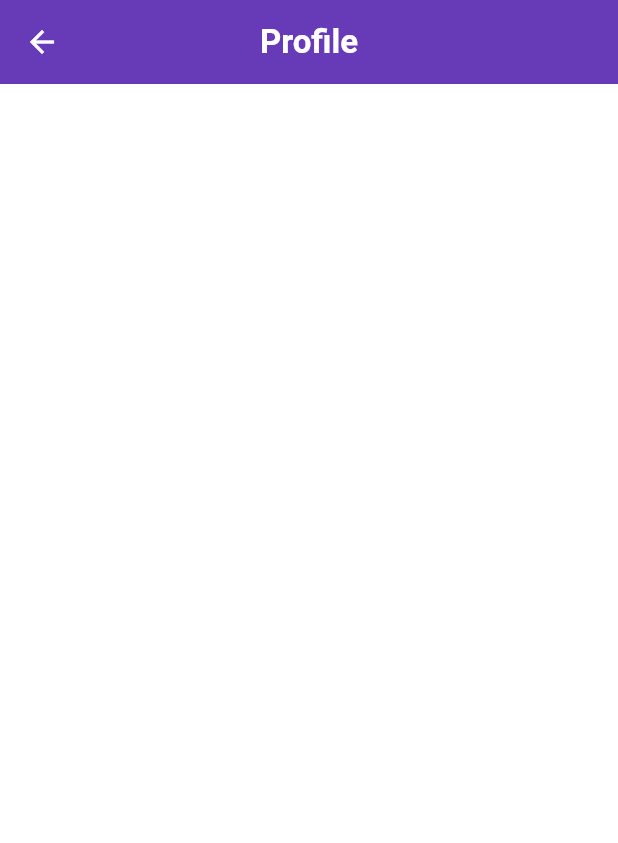
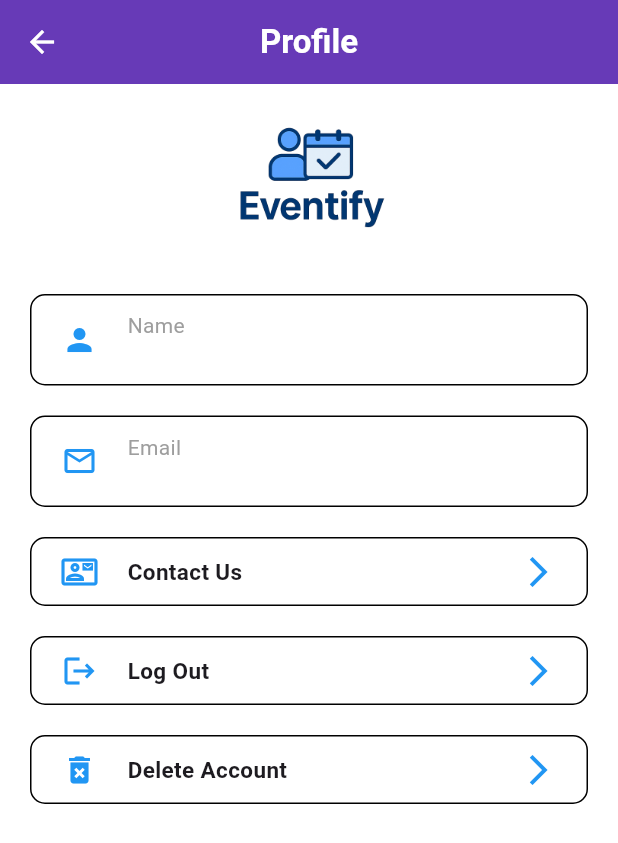
Before and after one commit to kamrankhan67/Eventify, a Flutter app: the AdminProfile screen opened directly, on a phone screen of 412 x 824 dp. Shown: the top 843 px of the screen. Run offline on Flutter 3.47's test engine with Material 3 defaults, Android fonts, the phone set to English and light mode, and no system bars; our stand-ins replace cloud_firestore, curved_navigation_bar, firebase_auth, firebase_core, image_picker, random_string; accounts and stored records are empty.

Commit message:
3 commit

```diff
--- a/lib/admin_panel/admin_profile.dart
+++ b/lib/admin_panel/admin_profile.dart
@@ -1,4 +1,8 @@
+import 'package:event_booking_app/pages/signup_page.dart';
+import 'package:event_booking_app/services/auth_services.dart';
+import 'package:event_booking_app/services/firebase_database.dart';
 import 'package:flutter/material.dart';
+import 'package:url_launcher/url_launcher.dart';
 
 class AdminProfile extends StatefulWidget {
   const AdminProfile({super.key});
@@ -8,12 +12,169 @@ class AdminProfile extends StatefulWidget {
 }
 
 class _AdminProfileState extends State<AdminProfile> {
+  String name = "";
+  String email = "";
+  getUserData() async {
+    final String uid = await AuthServices().getCurrentUserUid();
+    final snapshot = await DatabaseFirestore().getUserData(uid);
+
+    if (snapshot.exists) {
+      if (!mounted) return;
+      setState(() {
+        name = snapshot['name'];
+        email = snapshot['email'];
+      });
+    }
+  }
+
+  Future<void> _launchGmail() async {
+    final Uri emailUri = Uri(
+      scheme: 'mailto',
+      path: 'mr.kamrankhan67@gmail.com',
+      queryParameters: {
+        'subject': 'Support',
+        'body': 'Hello, I need help with...',
+      },
+    );
+
+    if (await canLaunchUrl(emailUri)) {
+      await launchUrl(emailUri);
+    } else {
+      throw 'Could not launch Gmail';
+    }
+  }
+
+  @override
+  void initState() {
+    super.initState();
+    getUserData();
+  }
+
   @override
   Widget build(BuildContext context) {
     return Scaffold(
-      appBar: AppBar(backgroundColor: Colors.deepPurple,foregroundColor: Colors.white,centerTitle: true,title: Text("Profile",style: TextStyle(fontWeight: FontWeight.bold),),),
+      appBar: AppBar(
+        backgroundColor: Colors.deepPurple,
+        foregroundColor: Colors.white,
+        centerTitle: true,
+        title: Text(
+          "Profile",
+          style: TextStyle(fontWeight: FontWeight.bold),
+        ),
+      ),
       body: Container(
         color: Colors.white,
+        child: Column(
+          crossAxisAlignment: CrossAxisAlignment.center,
+          children: [
+            Image.asset('images/app_logo_bgremoved.png',width: 130,),
+            profileContainerUserfield(
+              name,
+              "Name",
+              Icon(Icons.person, color: Colors.blue),
+            ),
+            profileContainerUserfield(
+              email,
+              "Email",
+              Icon(Icons.email_outlined, color: Colors.blue),
+            ),
+            GestureDetector(
+              onTap: _launchGmail,
+              child: ProfileUserAccountField(
+                "Contact Us",
+                Icon(Icons.contact_mail_outlined, color: Colors.blue),
+              ),
+            ),
+            GestureDetector(
+              onTap: () {
+                Future<void> auth = AuthServices().signOut();
+                auth;
+                Navigator.pushReplacement(
+                  context,
+                  MaterialPageRoute(builder: (context) => SignupPage()),
+                );
+              },
+              child: ProfileUserAccountField(
+                "Log Out",
+                Icon(Icons.logout, color: Colors.blue),
+              ),
+            ),
+            GestureDetector(
+              onTap: () {
+                AuthServices().deleteAccount();
+                Navigator.pushReplacement(
+                  context,
+                  MaterialPageRoute(builder: (context) => SignupPage()),
+                );
+              },
+              child: ProfileUserAccountField(
+                "Delete Account",
+                Icon(Icons.delete_forever, color: Colors.blue),
+              ),
+            ),
+          ],
+        ),
+      ),
+    );
+  }
+
+  Widget profileContainerUserfield(String text, String heading, Icon icon) {
+    return Container(
+      alignment: Alignment.center,
+      margin: EdgeInsets.symmetric(horizontal: 20, vertical: 10),
+      padding: EdgeInsets.symmetric(horizontal: 20, vertical: 10),
+      width: MediaQuery.of(context).size.width,
+      decoration: BoxDecoration(
+        color: Colors.white,
+        border: Border.all(width: 1),
+        borderRadius: BorderRadius.circular(10),
+      ),
+      child: Row(
+        crossAxisAlignment: CrossAxisAlignment.center,
+        mainAxisAlignment: MainAxisAlignment.start,
+        children: [
+          icon,
+          SizedBox(width: 20),
+          SizedBox(
+            child: Column(
+              crossAxisAlignment: CrossAxisAlignment.start,
+              children: [
+                Text(heading, style: TextStyle(color: Colors.grey)),
+                Text(
+                  text,
+                  style: TextStyle(fontSize: 13, fontWeight: FontWeight.bold),
+                ),
+              ],
+            ),
+          ),
+        ],
+      ),
+    );
+  }
+
+  Widget ProfileUserAccountField(String text, Icon icon) {
+    return Container(
+      alignment: Alignment.center,
+      margin: EdgeInsets.symmetric(horizontal: 20, vertical: 10),
+      padding: EdgeInsets.symmetric(horizontal: 20, vertical: 10),
+      width: MediaQuery.of(context).size.width,
+      decoration: BoxDecoration(
+        color: Colors.white,
+        border: Border.all(width: 1),
+        borderRadius: BorderRadius.circular(10),
+      ),
+      child: Row(
+        crossAxisAlignment: CrossAxisAlignment.center,
+        children: [
+          icon,
+          SizedBox(width: 20),
+          Text(
+            text,
+            style: TextStyle(fontSize: 15, fontWeight: FontWeight.w600),
+          ),
+          Spacer(),
+          Icon(Icons.arrow_forward_ios, color: Colors.blue),
+        ],
       ),
     );
   }
```
